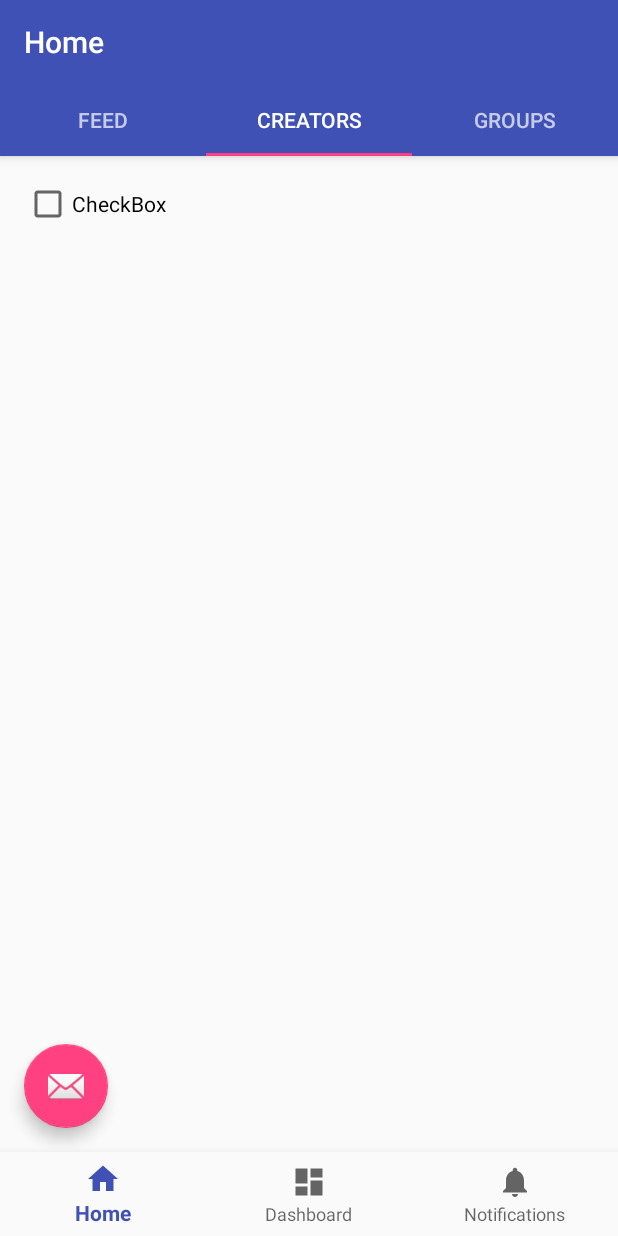
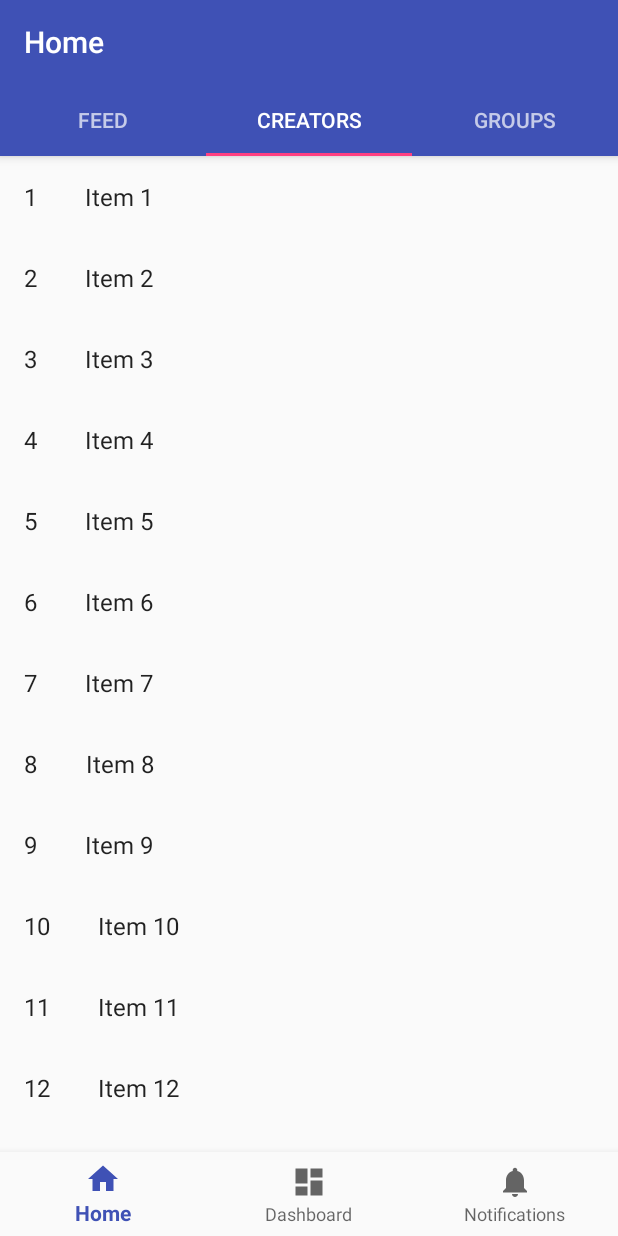
Before and after one commit to AlAskalany/wasder-android, an Android app: the screen it shows after launch (MainActivity), tab 2 chosen, on a phone screen of 412 x 824 dp. Run offline under Robolectric (Android 15) with nearby library versions, the phone set to English and light mode, and no system bars.

Commit message:
CreatorFeed

```diff
--- a/app/build.gradle
+++ b/app/build.gradle
@@ -29,6 +29,6 @@ dependencies {
     compile 'com.android.support:design:26.+'
     compile 'com.android.support.constraint:constraint-layout:1.0.2'
     compile 'com.android.support:recyclerview-v7:26.+'
+    compile 'com.android.support:cardview-v7:26.+'
     testCompile 'junit:junit:4.12'
-    compile 'com.android.support:cardview-v7:26.+'
 }
--- /dev/null
+++ b/app/src/main/java/com/wasder/example/CreatorFeedFragment.java
@@ -0,0 +1,113 @@
+package com.wasder.example;
+
+import android.content.Context;
+import android.os.Bundle;
+import android.support.v4.app.Fragment;
+import android.support.v7.widget.GridLayoutManager;
+import android.support.v7.widget.LinearLayoutManager;
+import android.support.v7.widget.RecyclerView;
+import android.view.LayoutInflater;
+import android.view.View;
+import android.view.ViewGroup;
+
+import com.wasder.example.dummy.DummyContent;
+import com.wasder.example.dummy.DummyContent.DummyItem;
+
+import java.util.List;
+
+/**
+ * A fragment representing a list of Items.
+ * <p/>
+ * Activities containing this fragment MUST implement the {@link OnListFragmentInteractionListener}
+ * interface.
+ */
+public class CreatorFeedFragment extends Fragment {
+
+	// TODO: Customize parameter argument names
+	private static final String ARG_COLUMN_COUNT = "column-count";
+	// TODO: Customize parameters
+	private int mColumnCount = 1;
+	private OnListFragmentInteractionListener mListener;
+
+	/**
+	 * Mandatory empty constructor for the fragment manager to instantiate the
+	 * fragment (e.g. upon screen orientation changes).
+	 */
+	public CreatorFeedFragment() {
+
+	}
+
+	// TODO: Customize parameter initialization
+	@SuppressWarnings("unused")
+	public static CreatorFeedFragment newInstance(int columnCount) {
+
+		CreatorFeedFragment fragment = new CreatorFeedFragment();
+		Bundle args = new Bundle();
+		args.putInt(ARG_COLUMN_COUNT, columnCount);
+		fragment.setArguments(args);
+		return fragment;
+	}
+
+	@Override
+	public void onAttach(Context context) {
+
+		super.onAttach(context);
+		if (context instanceof OnListFragmentInteractionListener) {
+			mListener = (OnListFragmentInteractionListener) context;
+		} else {
+			throw new RuntimeException(context.toString() + " must implement OnListFragmentInteractionListener");
+		}
+	}
+
+	@Override
+	public void onCreate(Bundle savedInstanceState) {
+
+		super.onCreate(savedInstanceState);
+
+		if (getArguments() != null) {
+			mColumnCount = getArguments().getInt(ARG_COLUMN_COUNT);
+		}
+	}
+
+	@Override
+	public View onCreateView(LayoutInflater inflater, ViewGroup container, Bundle savedInstanceState) {
+
+		View view = inflater.inflate(R.layout.fragment_creatorfeed_list, container, false);
+
+		// Set the adapter
+		if (view instanceof RecyclerView) {
+			Context context = view.getContext();
+			RecyclerView recyclerView = (RecyclerView) view;
+			if (mColumnCount <= 1) {
+				recyclerView.setLayoutManager(new LinearLayoutManager(context));
+			} else {
+				recyclerView.setLayoutManager(new GridLayoutManager(context, mColumnCount));
+			}
+			recyclerView.setAdapter(new MyCreatorFeedRecyclerViewAdapter(DummyContent.ITEMS, mListener));
+		}
+		return view;
+	}
+
+	@Override
+	public void onDetach() {
+
+		super.onDetach();
+		mListener = null;
+	}
+
+	/**
+	 * This interface must be implemented by activities that contain this
+	 * fragment to allow an interaction in this fragment to be communicated
+	 * to the activity and potentially other fragments contained in that
+	 * activity.
+	 * <p/>
+	 * See the Android Training lesson <a href=
+	 * "http://developer.android.com/training/basics/fragments/communicating.html"
+	 * >Communicating with Other Fragments</a> for more information.
+	 */
+	public interface OnListFragmentInteractionListener {
+
+		// TODO: Update argument type and name
+		void onListFragmentInteraction(DummyItem item);
+	}
+}
--- a/app/src/main/java/com/wasder/example/HomeFragment.java
+++ b/app/src/main/java/com/wasder/example/HomeFragment.java
@@ -108,7 +108,7 @@ public class HomeFragment extends Fragment {
 		//region Tabbed_Navigation
 		mSectionsPagerAdapter = new SectionsPagerAdapter(getActivity().getSupportFragmentManager());
 		mSectionsPagerAdapter.addFragment(new FeedFragment(), "Feed");
-		mSectionsPagerAdapter.addFragment(new SecondFragment(), "Creators");
+		mSectionsPagerAdapter.addFragment(new CreatorFeedFragment(), "Creators");
 		mSectionsPagerAdapter.addFragment(new GroupFragment(), "Groups");
 		// Set up the ViewPager with the sections adapter.
 		mViewPager = (ViewPager) view.findViewById(R.id.container);
--- a/app/src/main/java/com/wasder/example/MainActivity.java
+++ b/app/src/main/java/com/wasder/example/MainActivity.java
@@ -22,7 +22,7 @@ import com.wasder.example.dummy.DummyContent;
  */
 public class MainActivity extends AppCompatActivity implements NavigationView.OnNavigationItemSelectedListener, HomeFragment
 		.OnFragmentInteractionListener, LiveFragment.OnFragmentInteractionListener, FeedFragment.OnListFragmentInteractionListener, GroupFragment
-		.OnListFragmentInteractionListener {
+		.OnListFragmentInteractionListener, CreatorFeedFragment.OnListFragmentInteractionListener {
 
 	HomeFragment homeFragment;
 	LiveFragment liveFragment;
--- /dev/null
+++ b/app/src/main/java/com/wasder/example/MyCreatorFeedRecyclerViewAdapter.java
@@ -0,0 +1,85 @@
+package com.wasder.example;
+
+import android.support.v7.widget.RecyclerView;
+import android.view.LayoutInflater;
+import android.view.View;
+import android.view.ViewGroup;
+import android.widget.TextView;
+
+import com.wasder.example.CreatorFeedFragment.OnListFragmentInteractionListener;
+import com.wasder.example.dummy.DummyContent.DummyItem;
+
+import java.util.List;
+
+/**
+ * {@link RecyclerView.Adapter} that can display a {@link DummyItem} and makes a call to the
+ * specified {@link OnListFragmentInteractionListener}.
+ * TODO: Replace the implementation with code for your data type.
+ */
+public class MyCreatorFeedRecyclerViewAdapter extends RecyclerView.Adapter<MyCreatorFeedRecyclerViewAdapter.ViewHolder> {
+
+	private final List<DummyItem> mValues;
+	private final OnListFragmentInteractionListener mListener;
+
+	public MyCreatorFeedRecyclerViewAdapter(List<DummyItem> items, OnListFragmentInteractionListener listener) {
+
+		mValues = items;
+		mListener = listener;
+	}
+
+	@Override
+	public ViewHolder onCreateViewHolder(ViewGroup parent, int viewType) {
+
+		View view = LayoutInflater.from(parent.getContext()).inflate(R.layout.fragment_creatorfeed, parent, false);
+		return new ViewHolder(view);
+	}
+
+	@Override
+	public void onBindViewHolder(final ViewHolder holder, int position) {
+
+		holder.mItem = mValues.get(position);
+		holder.mIdView.setText(mValues.get(position).id);
+		holder.mContentView.setText(mValues.get(position).content);
+
+		holder.mView.setOnClickListener(new View.OnClickListener() {
+
+			@Override
+			public void onClick(View v) {
+
+				if (null != mListener) {
+					// Notify the active callbacks interface (the activity, if the
+					// fragment is attached to one) that an item has been selected.
+					mListener.onListFragmentInteraction(holder.mItem);
+				}
+			}
+		});
+	}
+
+	@Override
+	public int getItemCount() {
+
+		return mValues.size();
+	}
+
+	public class ViewHolder extends RecyclerView.ViewHolder {
+
+		public final View mView;
+		public final TextView mIdView;
+		public final TextView mContentView;
+		public DummyItem mItem;
+
+		public ViewHolder(View view) {
+
+			super(view);
+			mView = view;
+			mIdView = (TextView) view.findViewById(R.id.id);
+			mContentView = (TextView) view.findViewById(R.id.content);
+		}
+
+		@Override
+		public String toString() {
+
+			return super.toString() + " '" + mContentView.getText() + "'";
+		}
+	}
+}
--- /dev/null
+++ b/app/src/main/res/layout/fragment_creatorfeed.xml
@@ -0,0 +1,20 @@
+<?xml version="1.0" encoding="utf-8"?>
+<LinearLayout xmlns:android="http://schemas.android.com/apk/res/android"
+              android:layout_width="wrap_content"
+              android:layout_height="wrap_content"
+              android:orientation="horizontal">
+
+    <TextView
+        android:id="@+id/id"
+        android:layout_width="wrap_content"
+        android:layout_height="wrap_content"
+        android:layout_margin="@dimen/text_margin"
+        android:textAppearance="?attr/textAppearanceListItem"/>
+
+    <TextView
+        android:id="@+id/content"
+        android:layout_width="wrap_content"
+        android:layout_height="wrap_content"
+        android:layout_margin="@dimen/text_margin"
+        android:textAppearance="?attr/textAppearanceListItem"/>
+</LinearLayout>
--- /dev/null
+++ b/app/src/main/res/layout/fragment_creatorfeed_list.xml
@@ -0,0 +1,14 @@
+<?xml version="1.0" encoding="utf-8"?>
+<android.support.v7.widget.RecyclerView
+    xmlns:android="http://schemas.android.com/apk/res/android"
+    xmlns:app="http://schemas.android.com/apk/res-auto"
+    xmlns:tools="http://schemas.android.com/tools"
+    android:id="@+id/list"
+    android:name="com.wasder.example.CreatorFeedFragment"
+    android:layout_width="match_parent"
+    android:layout_height="match_parent"
+    android:layout_marginLeft="16dp"
+    android:layout_marginRight="16dp"
+    app:layoutManager="LinearLayoutManager"
+    tools:context="com.wasder.example.CreatorFeedFragment"
+    tools:listitem="@layout/fragment_creatorfeed"/>
--- a/app/src/main/res/layout/fragment_home.xml
+++ b/app/src/main/res/layout/fragment_home.xml
@@ -33,12 +33,4 @@
         android:layout_height="match_parent"
         app:layout_behavior="@string/appbar_scrolling_view_behavior"/>
 
-    <android.support.design.widget.FloatingActionButton
-        android:id="@+id/fab"
-        android:layout_width="wrap_content"
-        android:layout_height="wrap_content"
-        android:layout_gravity="bottom|left"
-        android:layout_margin="@dimen/fab_margin"
-        app:srcCompat="@android:drawable/ic_dialog_email"/>
-
 </android.support.design.widget.CoordinatorLayout>
```
